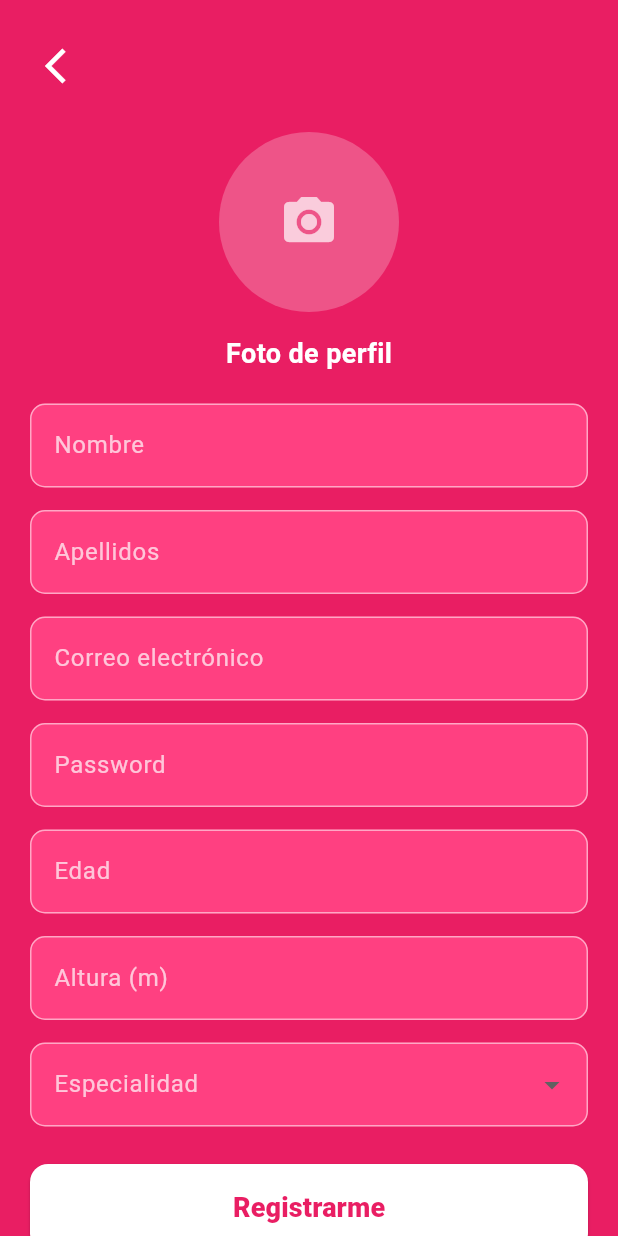
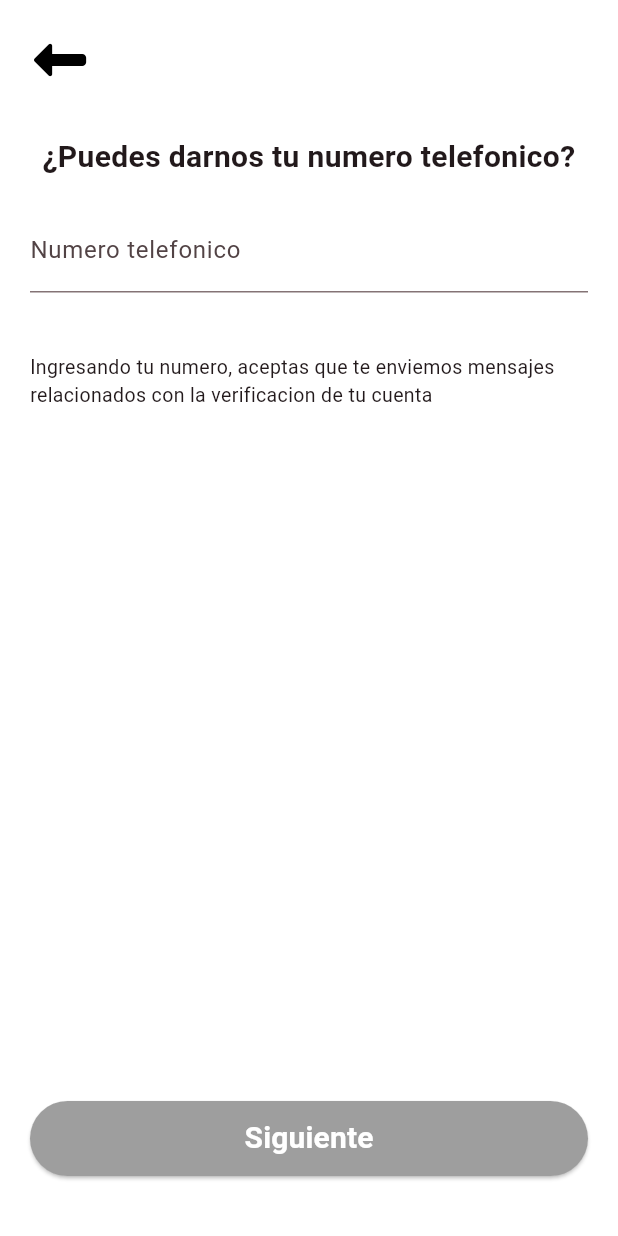
Before and after one commit to neurovix/tindertec, a Flutter app: the screen it shows after launch, after a tap on "Crear una cuenta nueva", on a phone screen of 412 x 824 dp. Run offline on Flutter 3.47's test engine with Material 3 defaults, Android fonts, the phone set to English and light mode, and no system bars; our stand-ins replace firebase_auth, firebase_core, flutter_card_swiper; accounts and stored records are empty; generated files the repository leaves out were written again.

Commit message:
added auth routes

```diff
--- a/lib/main.dart
+++ b/lib/main.dart
@@ -1,9 +1,11 @@
 import 'package:firebase_core/firebase_core.dart';
 import 'package:flutter/material.dart';
 import 'package:tindertec/firebase_options.dart';
+import 'package:tindertec/screens/auth/email.dart';
+import 'package:tindertec/screens/auth/phone_number.dart';
+import 'package:tindertec/screens/auth/verify_code.dart';
 import 'screens/auth/welcome.dart';
 import 'screens/auth/login.dart';
-import 'screens/auth/signin.dart';
 import 'screens/home/home_screen.dart';
 import 'screens/home/profile.dart';
 import 'screens/home/matches.dart';
@@ -26,7 +28,6 @@ class MyApp extends StatelessWidget {
   Widget build(BuildContext context) {
     return MaterialApp(
       debugShowCheckedModeBanner: false,
-      title: 'TINDERTEC 💘',
       theme: ThemeData(
         colorScheme: ColorScheme.fromSeed(seedColor: Colors.pinkAccent),
         useMaterial3: true,
@@ -35,7 +36,9 @@ class MyApp extends StatelessWidget {
       routes: {
         '/welcome': (context) => const WelcomeScreen(),
         '/login': (context) => const LoginScreen(),
-        '/signin': (context) => const SignInScreen(),
+        '/phone_number': (context) => const PhoneNumberScreen(),
+        '/verify_code': (context) => const VerifyCodeScreen(),
+        '/email': (context) => const EmailScreen(),
         '/home': (context) => const HomeScreen(),
         '/profile': (context) => ProfilePage(),
         '/matches': (context) => MatchesPage(),
--- a/lib/screens/auth/login.dart
+++ b/lib/screens/auth/login.dart
@@ -146,7 +146,7 @@ class _LoginScreenState extends State<LoginScreen> {
                   ),
                   GestureDetector(
                     onTap: () {
-                      Navigator.pushNamed(context, '/signin');
+                      Navigator.pushNamed(context, '/phone_number');
                     },
                     child: const Text(
                       'Regístrate',
--- /dev/null
+++ b/lib/screens/auth/phone_number.dart
@@ -0,0 +1,92 @@
+import 'package:flutter/material.dart';
+
+class PhoneNumberScreen extends StatefulWidget {
+  const PhoneNumberScreen({super.key});
+
+  @override
+  State<PhoneNumberScreen> createState() => _PhoneNumberScreenState();
+}
+
+class _PhoneNumberScreenState extends State<PhoneNumberScreen> {
+  @override
+  Widget build(BuildContext context) {
+    return Scaffold(
+      backgroundColor: Colors.white,
+      resizeToAvoidBottomInset: true,
+      bottomNavigationBar: Padding(
+        padding: const EdgeInsets.only(left: 20, top: 0, right: 20, bottom: 40),
+        child: SizedBox(
+          width: double.infinity,
+          height: 50,
+          child: ElevatedButton(
+            onPressed: () {
+              Navigator.pushNamed(context, '/verify_code');
+            },
+            style: ElevatedButton.styleFrom(
+              backgroundColor: Colors.grey,
+            ),
+            child: const Text(
+              'Siguiente',
+              style: TextStyle(
+                fontSize: 20,
+                fontWeight: FontWeight.w700,
+                color: Colors.white,
+              ),
+            ),
+          ),
+        ),
+      ),
+
+      body: SafeArea(
+        child: SingleChildScrollView(
+          padding: const EdgeInsets.all(20),
+          child: Column(
+            crossAxisAlignment: CrossAxisAlignment.start,
+            children: [
+              GestureDetector(
+                onTap: () {
+                  Navigator.pop(context);
+                },
+                child: Image.asset(
+                  'assets/icons/back_arrow.png',
+                  height: 40,
+                ),
+              ),
+
+              const SizedBox(height: 30),
+
+              const Center(
+                child: Text(
+                  '¿Puedes darnos tu numero telefonico?',
+                  textAlign: TextAlign.center,
+                  style: TextStyle(
+                    fontSize: 20,
+                    fontWeight: FontWeight.w600,
+                  ),
+                ),
+              ),
+
+              const SizedBox(height: 20),
+
+              const TextField(
+                keyboardType: TextInputType.number,
+                decoration: InputDecoration(
+                  labelText: 'Numero telefonico',
+                ),
+              ),
+
+              const SizedBox(height: 40),
+
+              const Text(
+                'Ingresando tu numero, aceptas que te enviemos mensajes relacionados con la verificacion de tu cuenta',
+                style: TextStyle(fontSize: 13),
+              ),
+
+              const SizedBox(height: 100),
+            ],
+          ),
+        ),
+      ),
+    );
+  }
+}
--- a/lib/screens/auth/signin.dart
+++ /dev/null
@@ -1,214 +0,0 @@
-import 'package:flutter/material.dart';
-import 'dart:io';
-import 'package:image_picker/image_picker.dart';
-import 'package:tindertec/services/auth_provider.dart';
-
-class SignInScreen extends StatefulWidget {
-  const SignInScreen({super.key});
-
-  @override
-  State<SignInScreen> createState() => _SignInScreenState();
-}
-
-class _SignInScreenState extends State<SignInScreen> {
-  String? selectedCarrera;
-  File? _imageFile;
-
-  final TextEditingController nameController = TextEditingController();
-  final TextEditingController lastnameController = TextEditingController();
-  final TextEditingController emailController = TextEditingController();
-  final TextEditingController passwordController = TextEditingController();
-  final TextEditingController edadController = TextEditingController();
-  final TextEditingController alturaController = TextEditingController();
-
-  void handleSignIn() async {
-    //final name = nameController.text.trim();
-    //final lastname = lastnameController.text.trim();
-    final email = emailController.text.trim();
-    final password = passwordController.text.trim();
-    //final edad = edadController.text.trim();
-    //final altura = alturaController.text.trim();
-
-    /*
-    if (name.isEmpty ||
-        lastname.isEmpty ||
-        email.isEmpty ||
-        password.isEmpty ||
-        edad.isEmpty ||
-        altura.isEmpty) {
-      _showError('Favor de llenar todos los campos');
-      return;
-    }
-
-    if (_imageFile == null) {
-      _showError('Favor de seleccionar una foto de perfil');
-      return;
-    }
-
-    if (selectedCarrera == null || selectedCarrera!.isEmpty) {
-      _showError('Favor de seleccionar una especialidad');
-      return;
-    }
-    */
-
-    await AuthProvider().signUp(email: email, password: password, context: context);
-  }
-
-  void _showError(String message) {
-    ScaffoldMessenger.of(context).showSnackBar(
-      SnackBar(
-        content: Text(
-          message,
-          style: const TextStyle(
-            fontSize: 18,
-            fontWeight: FontWeight.bold,
-            color: Colors.white70,
-          ),
-        ),
-        backgroundColor: Colors.redAccent,
-      ),
-    );
-  }
-
-  Future<void> _pickImage() async {
-    final picker = ImagePicker();
-    final pickedFile = await picker.pickImage(source: ImageSource.gallery);
-
-    if (pickedFile != null) {
-      setState(() {
-        _imageFile = File(pickedFile.path);
-      });
-    }
-  }
-
-  @override
-  Widget build(BuildContext context) {
-    return Scaffold(
-      backgroundColor: Colors.pink,
-      body: SafeArea(
-        child: SingleChildScrollView(
-          padding: const EdgeInsets.all(20.0),
-          child: Column(
-            crossAxisAlignment: CrossAxisAlignment.center,
-            children: [
-              Align(
-                alignment: Alignment.centerLeft,
-                child: IconButton(
-                  icon: const Icon(
-                    Icons.arrow_back_ios,
-                    color: Colors.white,
-                    size: 28,
-                  ),
-                  onPressed: () => Navigator.pop(context),
-                ),
-              ),
-              const SizedBox(height: 20),
-              GestureDetector(
-                onTap: _pickImage,
-                child: CircleAvatar(
-                  radius: 60,
-                  backgroundColor: Colors.white24,
-                  backgroundImage: _imageFile != null ? FileImage(_imageFile!) : null,
-                  child: _imageFile == null
-                      ? const Icon(Icons.camera_alt, color: Colors.white70, size: 40)
-                      : null,
-                ),
-              ),
-              const SizedBox(height: 15),
-              const Text(
-                "Foto de perfil",
-                style: TextStyle(
-                  color: Colors.white,
-                  fontSize: 18,
-                  fontWeight: FontWeight.bold,
-                ),
-              ),
-              const SizedBox(height: 20),
-              _buildTextField('Nombre', nameController, TextInputType.name),
-              const SizedBox(height: 15),
-              _buildTextField('Apellidos', lastnameController, TextInputType.text),
-              const SizedBox(height: 15),
-              _buildTextField('Correo electrónico', emailController, TextInputType.emailAddress),
-              const SizedBox(height: 15),
-              _buildTextField('Password', passwordController, TextInputType.text, obscureText: true),
-              const SizedBox(height: 15),
-              _buildTextField('Edad', edadController, TextInputType.number),
-              const SizedBox(height: 15),
-              _buildTextField('Altura (m)', alturaController, TextInputType.number),
-              const SizedBox(height: 15),
-              DropdownButtonFormField<String>(
-                value: selectedCarrera,
-                dropdownColor: Colors.pinkAccent,
-                decoration: _inputDecoration('Especialidad'),
-                style: const TextStyle(color: Colors.white),
-                items: const [
-                  DropdownMenuItem(value: "Sistemas Computacionales", child: Text("Sistemas Computacionales")),
-                  DropdownMenuItem(value: "Industrial", child: Text("Industrial")),
-                  DropdownMenuItem(value: "Gestión Empresarial", child: Text("Gestión Empresarial")),
-                  DropdownMenuItem(value: "Mecatrónica", child: Text("Mecatrónica")),
-                  DropdownMenuItem(value: "Electrónica", child: Text("Electrónica")),
-                  DropdownMenuItem(value: "Materiales", child: Text("Materiales")),
-                  DropdownMenuItem(value: "Mecánica", child: Text("Mecánica")),
-                ],
-                onChanged: (value) {
-                  setState(() {
-                    selectedCarrera = value;
-                  });
-                },
-              ),
-              const SizedBox(height: 25),
-              SizedBox(
-                width: double.infinity,
-                child: ElevatedButton(
-                  onPressed: handleSignIn,
-                  style: ElevatedButton.styleFrom(
-                    backgroundColor: Colors.white,
-                    padding: const EdgeInsets.symmetric(vertical: 16),
-                    shape: RoundedRectangleBorder(
-                      borderRadius: BorderRadius.circular(12),
-                    ),
-                  ),
-                  child: const Text(
-                    'Registrarme',
-                    style: TextStyle(
-                      color: Colors.pink,
-                      fontSize: 18,
-                      fontWeight: FontWeight.w800,
-                    ),
-                  ),
-                ),
-              ),
-            ],
-          ),
-        ),
-      ),
-    );
-  }
-
-  InputDecoration _inputDecoration(String label) {
-    return InputDecoration(
-      labelText: label,
-      filled: true,
-      labelStyle: const TextStyle(color: Colors.white70),
-      fillColor: Colors.pinkAccent,
-      border: OutlineInputBorder(borderRadius: BorderRadius.circular(10)),
-      enabledBorder: OutlineInputBorder(
-        borderSide: const BorderSide(color: Colors.white54),
-        borderRadius: BorderRadius.circular(10),
-      ),
-      focusedBorder: const OutlineInputBorder(
-        borderSide: BorderSide(color: Colors.white),
-      ),
-    );
-  }
-
-  Widget _buildTextField(String label, TextEditingController controller, TextInputType type, {bool obscureText = false}) {
-    return TextField(
-      controller: controller,
-      keyboardType: type,
-      obscureText: obscureText,
-      style: const TextStyle(color: Colors.white),
-      decoration: _inputDecoration(label),
-    );
-  }
-}
--- a/lib/screens/auth/welcome.dart
+++ b/lib/screens/auth/welcome.dart
@@ -70,7 +70,7 @@ class WelcomeScreen extends StatelessWidget {
                   const SizedBox(height: 10),
                   TextButton(
                     onPressed: () {
-                      Navigator.pushNamed(context, '/signin');
+                      Navigator.pushNamed(context, '/phone_number');
                     },
                     child: const Text(
                       'Crear una cuenta nueva',
```
Also changed, not shown: lib/screens/auth/email.dart (added, +83 -0 lines), lib/screens/auth/verify_code.dart (added, +151 -0 lines), assets/icons/back_arrow.png (added), lib/screens/auth/text_welcome.dart (added).
